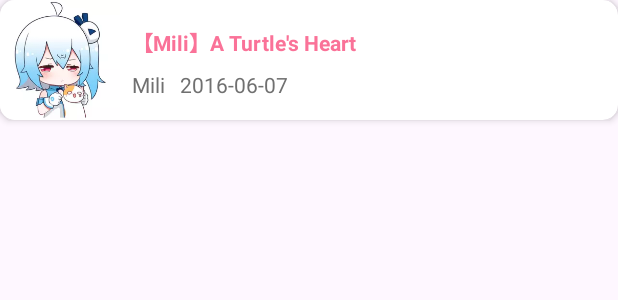
After one commit to KafuuNeko/BiliDownload, an Android app: the layout include_bilivideo_card.xml on its own in the app's theme, with its tools: preview values and no code run, on a phone screen of 412 x 824 dp. The commit adds this screen. Shown: the top 300 px of the screen. Run offline under Robolectric (Android 15) with nearby library versions, the phone set to English and light mode, and no system bars; network calls fail.

Commit message:
feat: 实现视频页面

```diff
--- a/app/src/main/res/layout/activity_video_details.xml
+++ b/app/src/main/res/layout/activity_video_details.xml
@@ -81,10 +81,9 @@
                 </androidx.cardview.widget.CardView>
 
                 <androidx.recyclerview.widget.RecyclerView
+                    android:id="@+id/rv_parts"
                     android:layout_width="match_parent"
                     android:layout_height="wrap_content"
-                    android:layout_marginTop="10dp"
-                    android:layout_marginHorizontal="10dp"
                     bindDataList="@{viewModel.biliVideoPageListLiveData}"/>
             </LinearLayout>
 
--- /dev/null
+++ b/app/src/main/res/layout/include_bilivideo_card.xml
@@ -0,0 +1,101 @@
+<?xml version="1.0" encoding="utf-8"?>
+
+<layout xmlns:android="http://schemas.android.com/apk/res/android"
+    xmlns:app="http://schemas.android.com/apk/res-auto"
+    xmlns:tools="http://schemas.android.com/tools">
+
+    <data>
+
+        <variable
+            name="data"
+            type="cc.kafuu.bilidownload.model.BiliVideo" />
+
+        <import type="cc.kafuu.bilidownload.common.utils.CommonLibs" />
+
+        <import type="cc.kafuu.bilidownload.R" />
+
+        <import type="cc.kafuu.bilidownload.common.utils.ViewDataBindingUtilsKt" />
+
+        <import type="cc.kafuu.bilidownload.common.utils.GlideUtils" />
+    </data>
+
+    <androidx.cardview.widget.CardView
+        android:layout_width="match_parent"
+        android:layout_height="wrap_content"
+        app:cardElevation="@dimen/card_item_elevation"
+        app:cardCornerRadius="@dimen/card_item_corner_radius">
+
+        <androidx.constraintlayout.widget.ConstraintLayout
+            android:layout_width="match_parent"
+            android:layout_height="wrap_content"
+            android:clickable="true"
+            android:focusable="true">
+
+            <ImageView
+                android:id="@+id/iv_video_cover"
+                bindImageUrl="@{data.pic}"
+                bindPlaceholder="@{CommonLibs.INSTANCE.getDrawable(R.drawable.ic_2233)}"
+                bindTransformation="@{GlideUtils.INSTANCE.centerCrop}"
+                android:layout_width="80dp"
+                android:layout_height="80dp"
+                android:contentDescription="@string/iv_video_cover_content_description"
+                app:layout_constraintStart_toStartOf="parent"
+                app:layout_constraintTop_toTopOf="parent"
+                tools:src="@drawable/ic_2233" />
+
+            <LinearLayout
+                android:layout_width="0dp"
+                android:layout_height="0dp"
+                android:gravity="center_vertical"
+                android:orientation="vertical"
+                app:layout_constraintBottom_toBottomOf="parent"
+                app:layout_constraintEnd_toEndOf="parent"
+                app:layout_constraintStart_toEndOf="@+id/iv_video_cover"
+                app:layout_constraintTop_toTopOf="parent">
+
+                <androidx.appcompat.widget.AppCompatTextView
+                    android:id="@+id/tv_history_title"
+                    bindSpannable="@{data.title}"
+                    android:layout_width="wrap_content"
+                    android:layout_height="wrap_content"
+                    android:layout_marginStart="8dp"
+                    android:layout_marginTop="4dp"
+                    android:ellipsize="end"
+                    android:maxLines="1"
+                    android:textColor="@color/primary_color"
+                    android:textStyle="bold"
+                    tools:text="【Mili】A Turtle's Heart" />
+
+                <LinearLayout
+                    android:layout_width="match_parent"
+                    android:layout_height="wrap_content"
+                    android:layout_marginStart="8dp"
+                    android:layout_marginTop="8dp"
+                    android:orientation="horizontal">
+
+                    <androidx.appcompat.widget.AppCompatTextView
+                        android:id="@+id/tv_author"
+                        bindSpannable="@{data.author}"
+                        android:layout_width="wrap_content"
+                        android:layout_height="wrap_content"
+                        android:ellipsize="end"
+                        android:maxLines="1"
+                        android:textColor="@color/text_default_color"
+                        tools:text="Mili" />
+
+                    <androidx.appcompat.widget.AppCompatTextView
+                        android:id="@+id/tv_formatter_date"
+                        bindSpannable="@{data.pubFormatterDate}"
+                        android:layout_width="wrap_content"
+                        android:layout_height="wrap_content"
+                        android:layout_marginStart="10dp"
+                        android:ellipsize="end"
+                        android:maxLines="1"
+                        android:textColor="@color/text_default_color"
+                        tools:text="2016-06-07" />
+                </LinearLayout>
+            </LinearLayout>
+
+        </androidx.constraintlayout.widget.ConstraintLayout>
+    </androidx.cardview.widget.CardView>
+</layout>
--- a/app/src/main/res/values/strings.xml
+++ b/app/src/main/res/values/strings.xml
@@ -56,4 +56,5 @@
     <string name="tv_grade_text">给我们评分</string>
     <string name="tv_about_us_text">关于我们</string>
     <string name="list_load_failed">加载失败</string>
+    <string name="text_brief">简介</string>
 </resources>
```
Also changed, not shown: app/src/main/java/cc/kafuu/bilidownload/common/adapter/VideoPartRVAdapter.kt (added, +15 -0 lines), app/src/main/java/cc/kafuu/bilidownload/common/adapter/holder/ItemVideoPartHolder.kt (added, +17 -0 lines), app/src/main/java/cc/kafuu/bilidownload/view/activity/VideoDetailsActivity.kt (+33 -4 lines), app/src/main/java/cc/kafuu/bilidownload/viewmodel/activity/VideoDetailsViewModel.kt (+35 -1 lines), app/src/main/res/layout/item_video_part.xml (added, +51 -0 lines).
